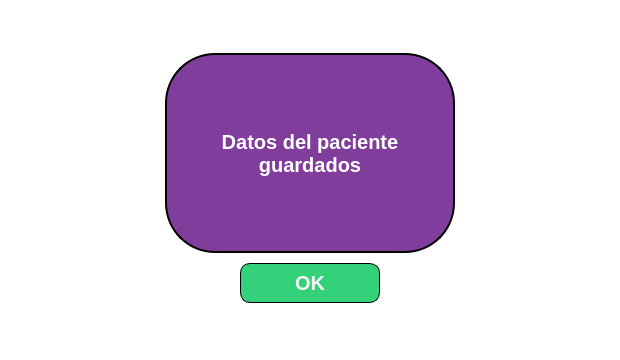
Above: pop_up.ui from JulianDuque97/EPI before the change. Below: the same form after it.
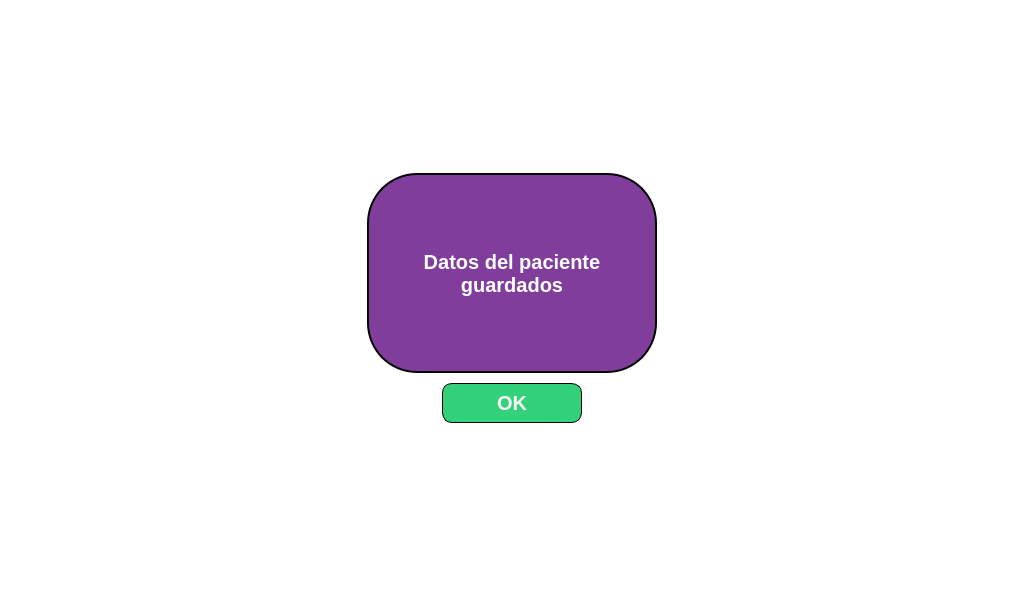
That is the form after the change. Icons and pictures are not drawn.

Diff of the .ui file:
```diff
--- a/pop_up.ui
+++ b/pop_up.ui
@@ -6,20 +6,20 @@
    <rect>
     <x>0</x>
     <y>0</y>
-    <width>620</width>
-    <height>360</height>
+    <width>1024</width>
+    <height>600</height>
    </rect>
   </property>
   <property name="minimumSize">
    <size>
-    <width>620</width>
-    <height>360</height>
+    <width>1024</width>
+    <height>600</height>
    </size>
   </property>
   <property name="maximumSize">
    <size>
-    <width>620</width>
-    <height>360</height>
+    <width>16777215</width>
+    <height>16777215</height>
    </size>
   </property>
   <property name="windowTitle">
```
Left out of the diff: 8 changed lines with no effect on the pictures.
